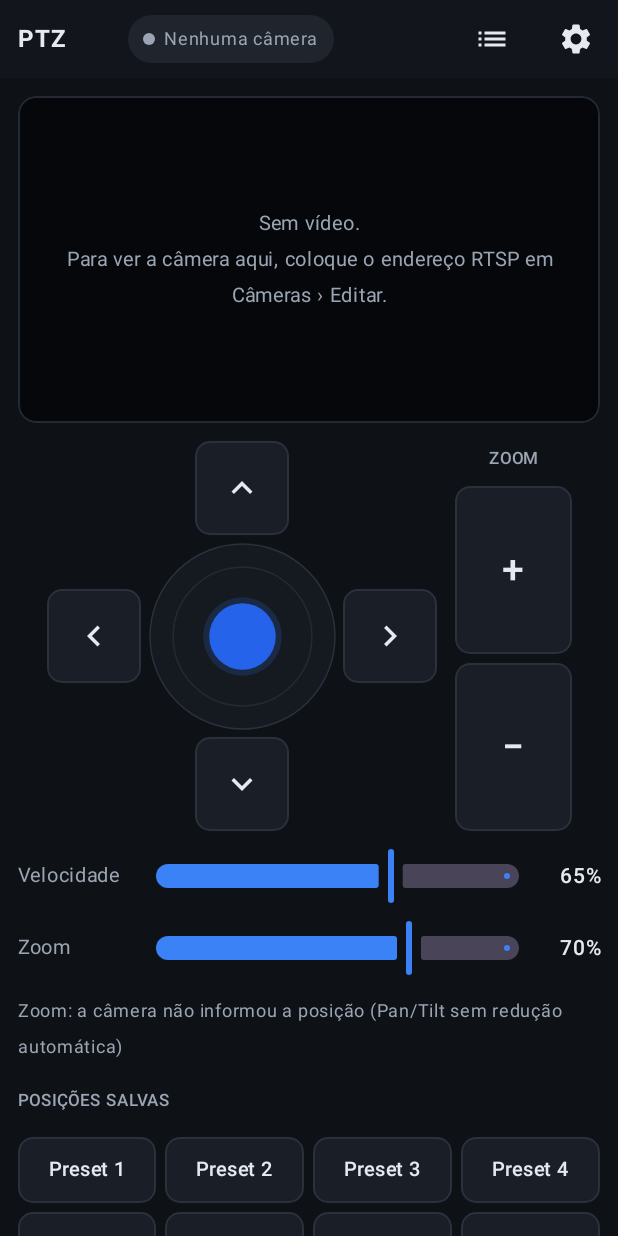
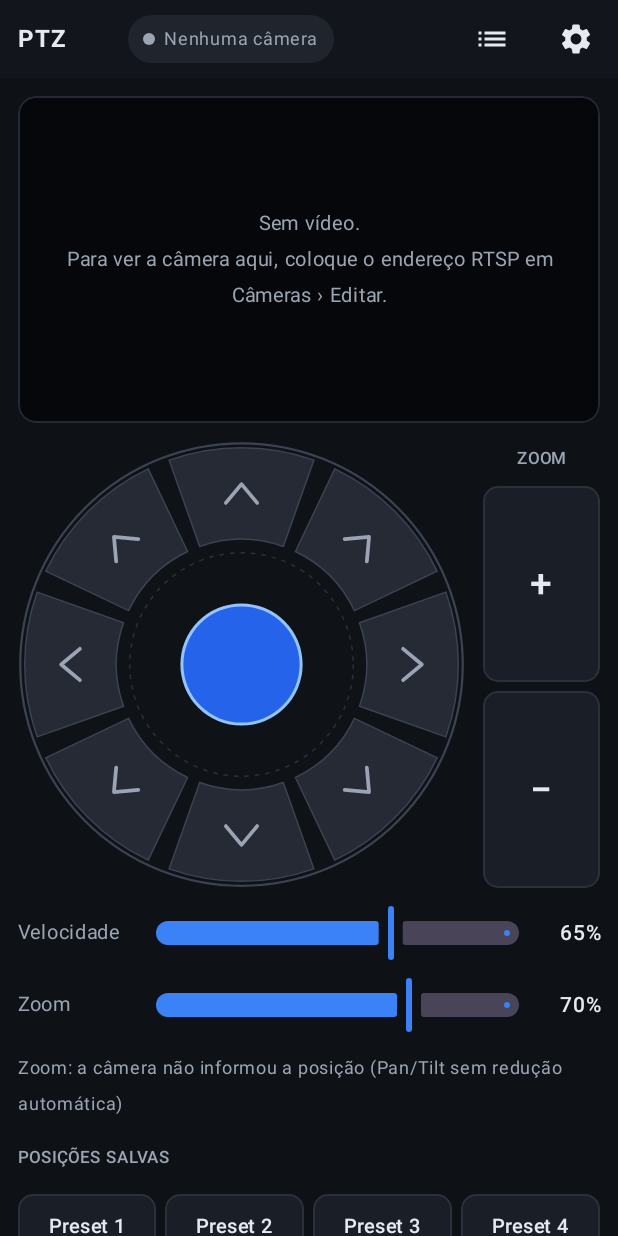
Before and after one commit to eleonardop/ptz-android, an Android app built with Jetpack Compose: the screen it shows after launch (MainActivity), on a phone screen of 412 x 824 dp. Run offline under Robolectric (Android 15) with nearby library versions, the phone set to English and light mode, and no system bars.

Commit message:
Joystick da tela maior, com 8 botões de direção (diagonais) em volta, como no Windows
O arraste só começa no centro; o anel de fora tem 8 botões de segurar
(cima, baixo, esquerda, direita e diagonais).

Co-Authored-By: Claude Opus 5.5 <noreply@anthropic.com>
Claude-Session: https://claude.ai/code/session_01ChsCtzzmh5WTSWCfHnyMZx

```diff
--- a/app/src/main/java/com/ptzstudio/android/ui/ControlScreen.kt
+++ b/app/src/main/java/com/ptzstudio/android/ui/ControlScreen.kt
@@ -24,10 +24,6 @@ import androidx.compose.foundation.rememberScrollState
 import androidx.compose.foundation.shape.RoundedCornerShape
 import androidx.compose.foundation.verticalScroll
 import androidx.compose.material.icons.Icons
-import androidx.compose.material.icons.filled.KeyboardArrowDown
-import androidx.compose.material.icons.filled.KeyboardArrowLeft
-import androidx.compose.material.icons.filled.KeyboardArrowRight
-import androidx.compose.material.icons.filled.KeyboardArrowUp
 import androidx.compose.material.icons.filled.List
 import androidx.compose.material.icons.filled.Settings
 import androidx.compose.material3.AlertDialog
@@ -50,7 +46,6 @@ import androidx.compose.ui.draw.clip
 import androidx.compose.ui.geometry.Offset
 import androidx.compose.ui.graphics.Color
 import androidx.compose.ui.graphics.drawscope.Stroke
-import androidx.compose.ui.graphics.vector.ImageVector
 import androidx.compose.ui.input.pointer.pointerInput
 import androidx.compose.ui.semantics.contentDescription
 import androidx.compose.ui.semantics.semantics
@@ -62,6 +57,15 @@ import androidx.compose.ui.unit.sp
 import com.ptzstudio.android.Engine
 import com.ptzstudio.android.LinkState
 import com.ptzstudio.android.core.AppSettings
+import androidx.compose.ui.geometry.Rect
+import androidx.compose.ui.graphics.Path
+import androidx.compose.ui.graphics.PathEffect
+import androidx.compose.ui.graphics.StrokeCap
+import androidx.compose.ui.graphics.StrokeJoin
+import kotlin.math.atan2
+import kotlin.math.cos
+import kotlin.math.roundToInt
+import kotlin.math.sin
 import kotlin.math.hypot
 import kotlin.math.min
 
@@ -111,7 +115,7 @@ fun ControlScreen(engine: Engine, onCameras: () -> Unit, onSettings: () -> Unit)
                         Modifier.weight(1f).fillMaxHeight().verticalScroll(rememberScrollState()),
                         verticalArrangement = Arrangement.spacedBy(10.dp),
                     ) {
-                        JoystickAndZoom(engine, joystickSize = min(220f, boxH.value * 0.56f).dp)
+                        JoystickAndZoom(engine, joystickSize = min(240f, boxH.value * 0.62f).dp)
                         SpeedSlider(engine, settings)
                         ZoomSpeedSlider(engine, settings)
                         ZoomInfo(engine, settings)
@@ -123,7 +127,7 @@ fun ControlScreen(engine: Engine, onCameras: () -> Unit, onSettings: () -> Unit)
                     verticalArrangement = Arrangement.spacedBy(12.dp),
                 ) {
                     video(Modifier.fillMaxWidth().aspectRatio(16f / 9f))
-                    JoystickAndZoom(engine, joystickSize = min(260f, boxW.value * 0.66f).dp)
+                    JoystickAndZoom(engine, joystickSize = min(300f, boxW.value - 24f - 78f - 12f).dp)
                     SpeedSlider(engine, settings)
                     ZoomSpeedSlider(engine, settings)
                     ZoomInfo(engine, settings)
@@ -229,44 +233,41 @@ private fun JoystickAndZoom(engine: Engine, joystickSize: Dp) {
     }
 }
 
+/** Direções dos 8 botões em volta do joystick: ângulo (0 = direita, 90 = cima), pan, tilt. */
+private val Wedges = listOf(
+    Triple(90.0, 0, 1), Triple(45.0, 1, 1), Triple(0.0, 1, 0), Triple(315.0, 1, -1),
+    Triple(270.0, 0, -1), Triple(225.0, -1, -1), Triple(180.0, -1, 0), Triple(135.0, -1, 1),
+)
+
+private const val DRAG_R = 0.50f     // dentro deste raio o toque arrasta o joystick
+private const val WEDGE_IN = 0.56f   // anel dos 8 botões de direção
+private const val WEDGE_OUT = 0.97f
+private const val WEDGE_HALF = 19.5  // cada botão ocupa 39 dos 45 graus (folga entre eles)
+
 /**
- * Joystick da tela: arraste o círculo azul. A velocidade acompanha a distância do centro (movimento gradual).
- * As setas ficam FORA do círculo, com espaço entre elas: tocar numa seta nunca puxa o joystick,
- * e o joystick só responde a toques que começam dentro do círculo.
+ * Joystick da tela, como no PTZ Studio do Windows:
+ * - centro: arraste o círculo azul; a velocidade acompanha a distância do centro (movimento gradual);
+ * - anel de fora: 8 botões de direção (inclusive diagonais); segurar = mover, soltar = parar.
+ * O arraste só começa no centro, então tocar num botão de direção nunca puxa o joystick.
  */
 @Composable
 private fun VirtualJoystick(engine: Engine, size: Dp) {
-    val arrow = maxOf(size * 0.24f, 44.dp)
-    val gap = 6.dp
-    val stick = size - arrow * 2 - gap * 2
-    Box(Modifier.size(size)) {
-        JoystickCircle(engine, Modifier.align(Alignment.Center).size(stick))
-        ArrowHold(Icons.Default.KeyboardArrowUp, "Para cima", Modifier.align(Alignment.TopCenter).size(arrow),
-            { engine.setScreenPanTilt(0, 1) }, { engine.setScreenPanTilt(0, 0) })
-        ArrowHold(Icons.Default.KeyboardArrowDown, "Para baixo", Modifier.align(Alignment.BottomCenter).size(arrow),
-            { engine.setScreenPanTilt(0, -1) }, { engine.setScreenPanTilt(0, 0) })
-        ArrowHold(Icons.Default.KeyboardArrowLeft, "Para a esquerda", Modifier.align(Alignment.CenterStart).size(arrow),
-            { engine.setScreenPanTilt(-1, 0) }, { engine.setScreenPanTilt(0, 0) })
-        ArrowHold(Icons.Default.KeyboardArrowRight, "Para a direita", Modifier.align(Alignment.CenterEnd).size(arrow),
-            { engine.setScreenPanTilt(1, 0) }, { engine.setScreenPanTilt(0, 0) })
-    }
-}
-
-@Composable
-private fun JoystickCircle(engine: Engine, modifier: Modifier) {
     var knob by remember { mutableStateOf(Offset.Zero) }
+    var pressedWedge by remember { mutableStateOf(-1) }
     Canvas(
-        modifier
-            .semantics { contentDescription = "Joystick: arraste para mover a câmera" }
+        Modifier
+            .size(size)
+            .semantics { contentDescription = "Joystick: arraste o centro ou segure uma das 8 setas para mover a câmera" }
             .pointerInput(Unit) {
                 awaitEachGesture {
                     val down = awaitFirstDown()
                     val center = Offset(this.size.width / 2f, this.size.height / 2f)
                     val outer = min(this.size.width, this.size.height) / 2f
-                    val dist = down.position - center
-                    // Toque fora do círculo (nos cantos): ignorado.
-                    if (hypot(dist.x, dist.y) <= outer) {
-                        val travel = outer * 0.75f
+                    val d0 = down.position - center
+                    val r0 = hypot(d0.x, d0.y)
+                    if (r0 <= outer * DRAG_R) {
+                        // Arraste proporcional
+                        val travel = outer * WEDGE_IN
                         fun update(p: Offset) {
                             var d = p - center
                             val len = hypot(d.x, d.y)
@@ -285,25 +286,75 @@ private fun JoystickCircle(engine: Engine, modifier: Modifier) {
                         }
                         knob = Offset.Zero
                         engine.setVirtualStick(0.0, 0.0)
+                    } else if (r0 >= outer * (WEDGE_IN - 0.04f) && r0 <= outer * 1.05f) {
+                        // Botão de direção (segurar)
+                        var ang = Math.toDegrees(atan2(-d0.y.toDouble(), d0.x.toDouble()))
+                        if (ang < 0) ang += 360.0
+                        val idx = ((ang / 45.0).roundToInt()) % 8
+                        var diff = kotlin.math.abs(ang - idx * 45.0)
+                        if (diff > 180) diff = 360 - diff
+                        if (diff <= WEDGE_HALF) {
+                            val w = Wedges.first { it.first == idx * 45.0 }
+                            pressedWedge = idx
+                            engine.setScreenPanTilt(w.second, w.third)
+                            down.consume()
+                            try {
+                                while (true) {
+                                    val ev = awaitPointerEvent()
+                                    val ch = ev.changes.firstOrNull { it.id == down.id } ?: break
+                                    if (!ch.pressed) break
+                                    ch.consume()
+                                }
+                            } finally {
+                                pressedWedge = -1
+                                engine.setScreenPanTilt(0, 0)
+                            }
+                        }
                     }
                 }
             },
     ) {
         val c = Offset(this.size.width / 2f, this.size.height / 2f)
         val outer = min(this.size.width, this.size.height) / 2f
-        drawCircle(Color(0xFF151A21), outer, c)
-        drawCircle(Palette.Border, outer, c, style = Stroke(1.dp.toPx()))
-        drawCircle(Palette.Line, outer * 0.75f, c, style = Stroke(1.dp.toPx()))
-        val knobR = outer * 0.36f
-        drawCircle(Palette.AccentDim, knobR + 4.dp.toPx(), c + knob)
+        drawCircle(Color(0xFF0F1217), outer, c)
+        drawCircle(Color(0xFF3B4352), outer - 1.5.dp.toPx(), c, style = Stroke(1.5.dp.toPx()))
+
+        val rIn = outer * WEDGE_IN
+        val rOut = outer * WEDGE_OUT
+        val rMid = (rIn + rOut) / 2f
+        for (w in Wedges) {
+            val a = w.first
+            val pressed = pressedWedge == ((a / 45.0).roundToInt() % 8)
+            val start = (-a - WEDGE_HALF).toFloat()
+            val sweep = (WEDGE_HALF * 2).toFloat()
+            val sector = Path().apply {
+                arcTo(Rect(c, rOut), start, sweep, true)
+                arcTo(Rect(c, rIn), start + sweep, -sweep, false)
+                close()
+            }
+            drawPath(sector, if (pressed) Palette.AccentDim else Color(0xFF252A35))
+            drawPath(sector, if (pressed) Palette.Accent else Color(0xFF3B4352), style = Stroke(1.dp.toPx()))
+            // Seta (chevron) apontando para fora
+            val rad = Math.toRadians(a)
+            val dir = Offset(cos(rad).toFloat(), -sin(rad).toFloat())
+            val perp = Offset(-dir.y, dir.x)
+            val k = outer * 0.07f
+            val tip = c + dir * (rMid + k * 0.6f)
+            val chevron = Path().apply {
+                val p1 = c + dir * (rMid - k * 0.6f) + perp * k
+                val p2 = c + dir * (rMid - k * 0.6f) - perp * k
+                moveTo(p1.x, p1.y); lineTo(tip.x, tip.y); lineTo(p2.x, p2.y)
+            }
+            drawPath(chevron, if (pressed) Palette.AccentText else Color(0xFF9AA4B5), style = Stroke(2.5.dp.toPx(), cap = StrokeCap.Round, join = StrokeJoin.Round))
+        }
+
+        drawCircle(
+            Color(0xFF2A303B), outer * DRAG_R, c,
+            style = Stroke(1.dp.toPx(), pathEffect = PathEffect.dashPathEffect(floatArrayOf(3.dp.toPx(), 4.dp.toPx()))),
+        )
+        val knobR = outer * 0.26f
+        drawCircle(Palette.AccentText, knobR + 2.dp.toPx(), c + knob)
         drawCircle(Palette.Accent, knobR, c + knob)
-    }
-}
-
-@Composable
-private fun ArrowHold(icon: ImageVector, label: String, modifier: Modifier, onDown: () -> Unit, onUp: () -> Unit) {
-    HoldButton(label, onDown, onUp, modifier) {
-        Icon(icon, contentDescription = null, tint = Palette.Text, modifier = Modifier.size(28.dp))
     }
 }
 
```
Also changed, not shown: 2 other files.
